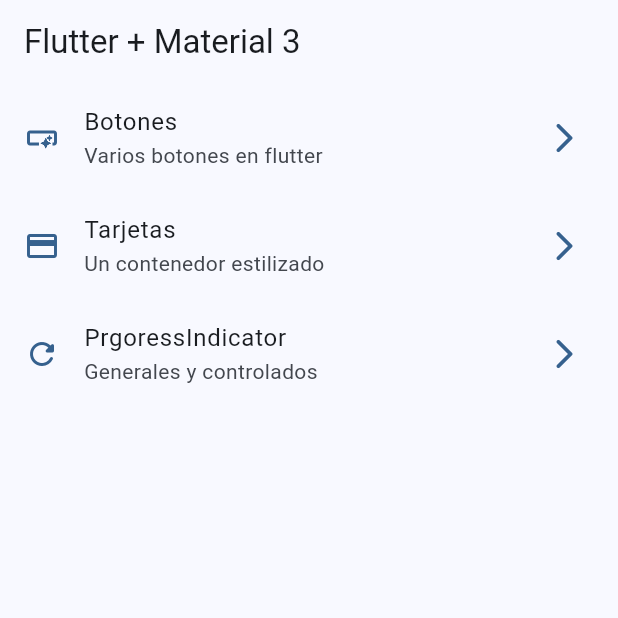
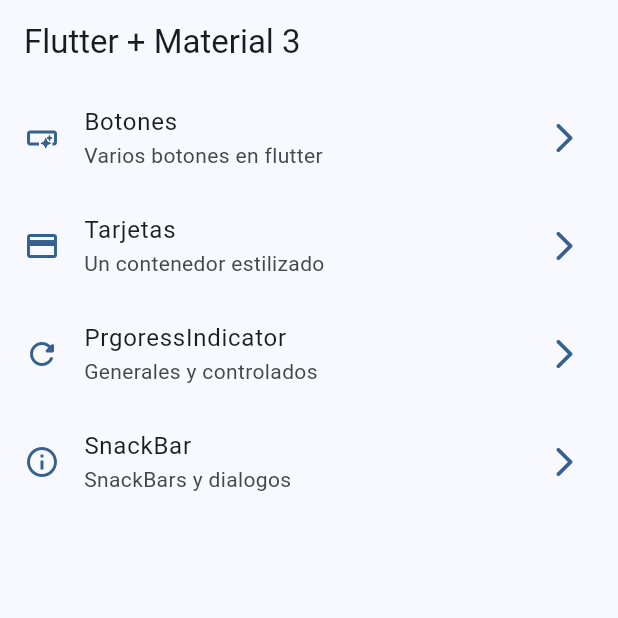
Before and after one commit to stuk4/widgets_app, a Flutter app: the screen it shows after launch, on a phone screen of 412 x 824 dp, the top half of it. Run offline on Flutter 3.47's test engine with Material 2 defaults, Android fonts, the phone set to English and light mode, and no system bars; our stand-ins replace go_router.

Commit message:
snackbars dialogs terminados

```diff
--- a/lib/config/menu/menu_items.dart
+++ b/lib/config/menu/menu_items.dart
@@ -33,5 +33,11 @@ const appMenuItems = <MenuItems>[
     subTitle: 'Generales y controlados',
     link: ProgressScreen.name,
     icon: Icons.refresh_rounded,
+  ),
+  MenuItems(
+    title: 'SnackBar',
+    subTitle: 'SnackBars y dialogos',
+    link: SnackBarScreen.name,
+    icon: Icons.info_outline,
   )
 ];
--- a/lib/config/router/app_router.dart
+++ b/lib/config/router/app_router.dart
@@ -25,5 +25,10 @@ final appRouter = GoRouter(
       path: '/progress',
       builder: (context, state) => const ProgressScreen(),
     ),
+    GoRoute(
+      name: SnackBarScreen.name,
+      path: '/snackbar',
+      builder: (context, state) => const SnackBarScreen(),
+    ),
   ],
 );
--- a/lib/main.dart
+++ b/lib/main.dart
@@ -12,6 +12,7 @@ class MainApp extends StatelessWidget {
   @override
   Widget build(BuildContext context) {
     return MaterialApp.router(
+      title: 'Flutter Widgets',
       routerConfig: appRouter,
       debugShowCheckedModeBanner: false,
       theme: AppTheme(selectedColor: 0).getTheme(),
```
Also changed, not shown: lib/presentation/screens/snackbar/snackbar_screen.dart (+60 -1 lines).
